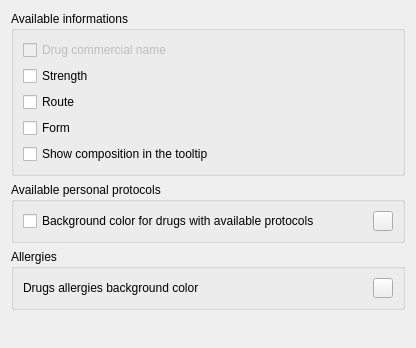
FreeHealth/freehealth, file plugins/drugsplugin/drugspreferences/drugselectorwidget.ui: the form before one commit.
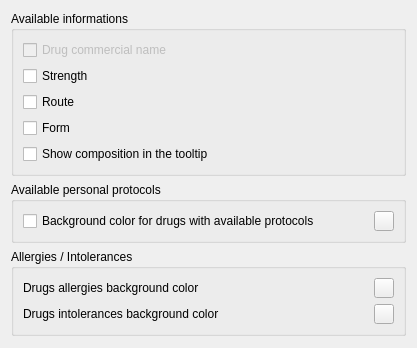
The form after the commit. Custom widgets are drawn as their Qt base class.

Commit message:
Utils::Translations: - Improving the meal time schema
Drugs:
- GlobalDrugsModel :
  * adding intolerance management
  * improving ATC drug code searching (get all molecules ATC and the drug code if known)
- Improving the meal time schema

DrugsWidget:
- Preferences : backgroung color of drugs intolerances

```diff
--- a/plugins/drugsplugin/drugspreferences/drugselectorwidget.ui
+++ b/plugins/drugsplugin/drugspreferences/drugselectorwidget.ui
@@ -6,14 +6,14 @@
    <rect>
     <x>0</x>
     <y>0</y>
-    <width>416</width>
+    <width>417</width>
     <height>348</height>
    </rect>
   </property>
   <property name="windowTitle">
    <string>Form</string>
   </property>
-  <layout class="QGridLayout" name="gridLayout">
+  <layout class="QGridLayout" name="gridLayout_2">
    <item row="0" column="0">
     <widget class="QGroupBox" name="groupBox_4">
      <property name="title">
@@ -96,6 +96,67 @@
      </layout>
     </widget>
    </item>
+   <item row="2" column="0">
+    <widget class="QGroupBox" name="groupBox">
+     <property name="title">
+      <string>Allergies / Intolerances</string>
+     </property>
+     <layout class="QGridLayout" name="gridLayout">
+      <item row="0" column="0">
+       <widget class="QLabel" name="label">
+        <property name="text">
+         <string>Drugs allergies background color</string>
+        </property>
+       </widget>
+      </item>
+      <item row="0" column="1">
+       <widget class="Utils::ColorButtonChooser" name="backgroundAllergiesButton">
+        <property name="minimumSize">
+         <size>
+          <width>20</width>
+          <height>20</height>
+         </size>
+        </property>
+        <property name="maximumSize">
+         <size>
+          <width>20</width>
+          <height>20</height>
+         </size>
+        </property>
+        <property name="text">
+         <string/>
+        </property>
+       </widget>
+      </item>
+      <item row="1" column="0">
+       <widget class="QLabel" name="label_2">
+        <property name="text">
+         <string>Drugs intolerances background color</string>
+        </property>
+       </widget>
+      </item>
+      <item row="1" column="1">
+       <widget class="Utils::ColorButtonChooser" name="backgroundIntoleranceButton">
+        <property name="minimumSize">
+         <size>
+          <width>20</width>
+          <height>20</height>
+         </size>
+        </property>
+        <property name="maximumSize">
+         <size>
+          <width>20</width>
+          <height>20</height>
+         </size>
+        </property>
+        <property name="text">
+         <string/>
+        </property>
+       </widget>
+      </item>
+     </layout>
+    </widget>
+   </item>
    <item row="3" column="0">
     <spacer name="verticalSpacer">
      <property name="orientation">
@@ -109,41 +170,6 @@
      </property>
     </spacer>
    </item>
-   <item row="2" column="0">
-    <widget class="QGroupBox" name="groupBox">
-     <property name="title">
-      <string>Allergies</string>
-     </property>
-     <layout class="QGridLayout" name="gridLayout_2">
-      <item row="0" column="0">
-       <widget class="QLabel" name="label">
-        <property name="text">
-         <string>Drugs allergies background color</string>
-        </property>
-       </widget>
-      </item>
-      <item row="0" column="1">
-       <widget class="Utils::ColorButtonChooser" name="backgroundAllergiesButton">
-        <property name="minimumSize">
-         <size>
-          <width>20</width>
-          <height>20</height>
-         </size>
-        </property>
-        <property name="maximumSize">
-         <size>
-          <width>20</width>
-          <height>20</height>
-         </size>
-        </property>
-        <property name="text">
-         <string/>
-        </property>
-       </widget>
-      </item>
-     </layout>
-    </widget>
-   </item>
   </layout>
  </widget>
  <customwidgets>
```
The commit also changes 20 other files.
